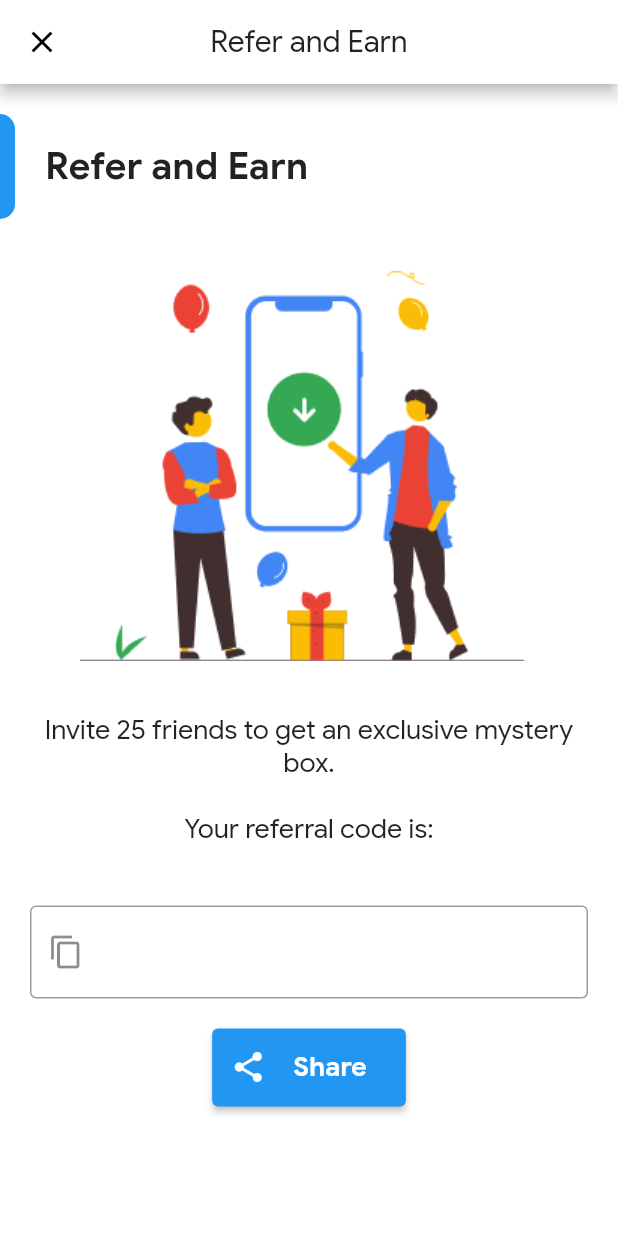
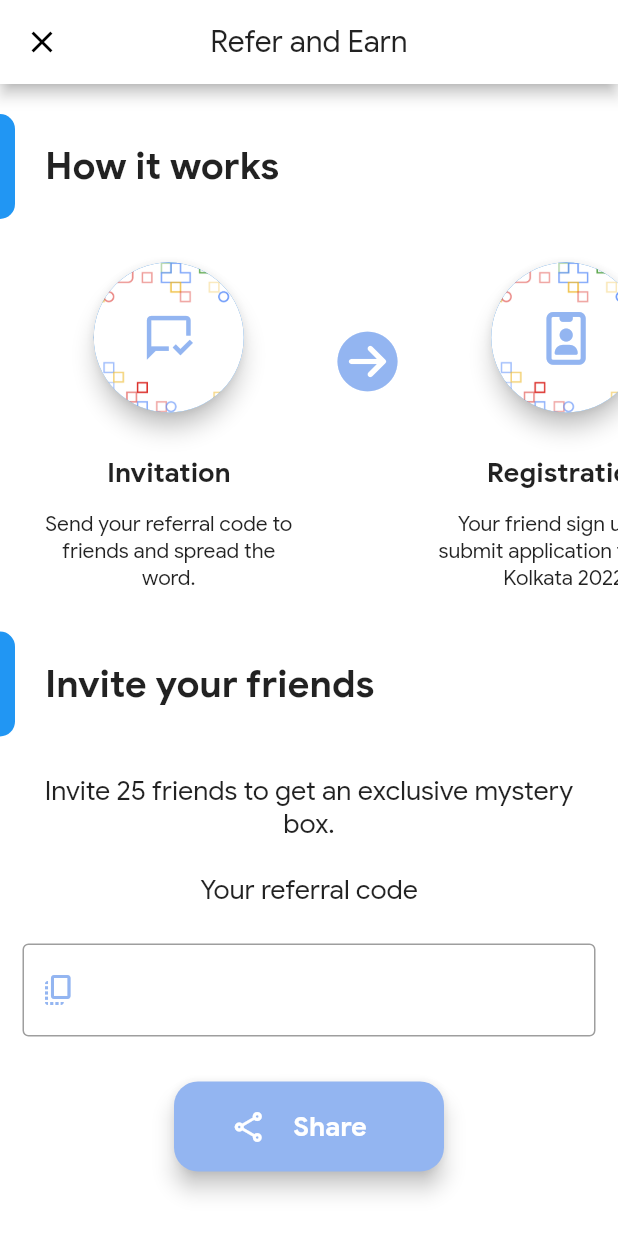
Before and after one commit to gdgcloudkol/gccd-event-app, a Flutter app: the ReferAndEarn screen opened by its route, after a tap on "Share", on a phone screen of 412 x 824 dp. Run offline on Flutter 3.47's test engine with Material 2 defaults, Android fonts, the phone set to English and light mode, and no system bars; our stand-ins replace cached_network_image, cloud_firestore, firebase_auth, firebase_core, firebase_messaging, firebase_storage and 7 more; missing offline and left inert: gif; accounts and stored records are empty.

Commit message:
Created Referral UI Added logic to allow only recent signups to enter referral code
--Shatanik Mahanty <shatanikmahanty@gmail.com>

```diff
--- /dev/null
+++ b/lib/blocs/referral_bloc.dart
@@ -0,0 +1,9 @@
+import 'package:flutter/material.dart';
+
+class ReferralBloc extends ChangeNotifier{
+
+  Future createNewReferral(String uid, String referralCode) async{
+
+  }
+
+}
--- a/lib/entrypoint/navigation_screen.dart
+++ b/lib/entrypoint/navigation_screen.dart
@@ -2,7 +2,7 @@ import 'package:ccd2022app/blocs/auth_bloc.dart';
 import 'package:ccd2022app/blocs/nav_bloc.dart';
 import 'package:ccd2022app/screens/dashboard_screen.dart';
 import 'package:ccd2022app/screens/home_screen.dart';
-import 'package:ccd2022app/screens/refer_and_earn_screen.dart';
+import 'package:ccd2022app/screens/referral/refer_and_earn_screen.dart';
 import 'package:ccd2022app/screens/speakers_screen.dart';
 import 'package:ccd2022app/screens/sponsors/partners_screen.dart';
 import 'package:ccd2022app/services/fcm.dart';
--- a/lib/screens/dashboard_screen.dart
+++ b/lib/screens/dashboard_screen.dart
@@ -1,7 +1,7 @@
 import 'package:ccd2022app/blocs/auth_bloc.dart';
 import 'package:ccd2022app/blocs/ticket_status_bloc.dart';
 import 'package:ccd2022app/screens/form_screen.dart';
-import 'package:ccd2022app/screens/refer_and_earn_screen.dart';
+import 'package:ccd2022app/screens/referral/refer_and_earn_screen.dart';
 import 'package:ccd2022app/screens/view_ticket_screen.dart';
 import 'package:flutter/material.dart';
 import 'package:font_awesome_flutter/font_awesome_flutter.dart';
--- a/lib/screens/refer_and_earn_screen.dart
+++ /dev/null
@@ -1,170 +0,0 @@
-import 'dart:io';
-
-import 'package:ccd2022app/blocs/auth_bloc.dart';
-import 'package:ccd2022app/utils/snackbar.dart';
-import 'package:flutter/material.dart';
-import 'package:flutter/services.dart';
-import 'package:path_provider/path_provider.dart';
-import 'package:provider/provider.dart';
-import 'package:share_plus/share_plus.dart';
-
-class ReferAndEarn extends StatefulWidget {
-  const ReferAndEarn({Key? key}) : super(key: key);
-  static const String routeName = 'refer_and_earn';
-
-  @override
-  State<ReferAndEarn> createState() => _ReferAndEarnState();
-}
-
-class _ReferAndEarnState extends State<ReferAndEarn> {
-  @override
-  Widget build(BuildContext context) {
-    AuthBloc ab = Provider.of<AuthBloc>(context);
-    final TextEditingController _textController = TextEditingController(
-      text: ab.uid,
-    );
-
-    // This function is triggered when the copy icon is pressed
-    Future<void> _copyToClipboard() async {
-      await Clipboard.setData(ClipboardData(text: _textController.text));
-      showSnackBar(context, 'Copied to clipboard');
-    }
-
-    return Scaffold(
-      appBar: AppBar(
-        backgroundColor: Colors.white,
-        centerTitle: true,
-        leading: IconButton(
-            icon: const Icon(
-              Icons.close,
-              color: Colors.black,
-            ),
-            onPressed: () {
-              Navigator.pop(context);
-            }),
-        title: const Text(
-          "Refer and Earn",
-          style: TextStyle(
-              color: Colors.black87, fontFamily: 'GoogleSans', fontSize: 20),
-        ),
-      ),
-      body: Column(
-        crossAxisAlignment: CrossAxisAlignment.center,
-        children: [
-          const SizedBox(
-            height: 20,
-          ),
-          Row(
-            children: [
-              Padding(
-                padding: const EdgeInsets.only(left: 0),
-                child: Container(
-                  decoration: const BoxDecoration(
-                    borderRadius: BorderRadius.only(
-                      topRight: Radius.circular(20),
-                      bottomRight: Radius.circular(20),
-                    ),
-                    color: Colors.blue,
-                  ),
-                  width: 10,
-                  height: 70,
-                ),
-              ),
-              const SizedBox(
-                width: 20,
-              ),
-              const Padding(
-                padding: EdgeInsets.only(right: 25.0),
-                child: Text(
-                  "Refer and Earn",
-                  style: TextStyle(
-                    fontFamily: "GoogleSans",
-                    fontWeight: FontWeight.w700,
-                    fontSize: 25,
-                  ),
-                ),
-              ),
-            ],
-          ),
-          Image.asset(
-            "assets/images/refer.png",
-            height: MediaQuery.of(context).size.height * 0.4,
-          ),
-          const Padding(
-            padding: EdgeInsets.fromLTRB(20, 0, 20, 20),
-            child: Text(
-              "Invite 25 friends to get an exclusive mystery box.\n\nYour referral code is:",
-              textAlign: TextAlign.center,
-              style: TextStyle(
-                fontFamily: "GoogleSans",
-                fontWeight: FontWeight.w500,
-                fontSize: 18,
-              ),
-            ),
-          ),
-          Padding(
-            padding: const EdgeInsets.all(20.0),
-            child: TextField(
-              controller: _textController,
-              readOnly: true,
-              style: const TextStyle(
-                fontFamily: "GoogleSans",
-                fontWeight: FontWeight.w500,
-                fontSize: 18,
-                color: Colors.black87,
-              ),
-              decoration: InputDecoration(
-                prefixIcon: IconButton(
-                  icon: const Icon(Icons.copy),
-                  onPressed: _copyToClipboard,
-                ),
-              ),
-            ),
-          ),
-          ElevatedButton.icon(
-            icon: const Icon(Icons.share),
-            onPressed: () async {
-              final bytes = await rootBundle.load('assets/images/share.png');
-              final list = bytes.buffer.asUint8List();
-
-              final tempDir = await getTemporaryDirectory();
-              final file =
-                  await File('${tempDir.path}/Cloud Community Days 2022.jpg')
-                      .create();
-              file.writeAsBytesSync(list);
-              Share.shareFiles(
-                [file.path],
-                subject: "Cloud Community Days Kolkata 2022",
-                text:
-                    "Hey! Let's join together for the largest developer conclave "
-                    "in eastern India - Cloud Community Days Kolkata to"
-                    " join hundreds of developers and engage with industry experts presenting on cutting edge technology."
-                    'Hurry, get your pass!\n'
-                    '\nWebsite: https://gdgcloud.kolkata.dev/ccd2022/\n\n'
-                    'App: https://play.google.com/store/apps/details?id=com.gdgck.ccd2022',
-              );
-            },
-            style: TextButton.styleFrom(
-              backgroundColor: Colors.blue,
-            ),
-            label: const Padding(
-              padding: EdgeInsets.symmetric(
-                vertical: 15.0,
-                horizontal: 10.0,
-              ),
-              child: Text(
-                'Share',
-                style: TextStyle(
-                  fontFamily: "GoogleSans",
-                  fontWeight: FontWeight.w700,
-                  fontSize: 18,
-                  color: Colors.white,
-                ),
-              ),
-            ),
-          ),
-        ],
-      ),
-    );
-  }
-}
--- /dev/null
+++ b/lib/screens/referral/refer_and_earn_screen.dart
@@ -0,0 +1,295 @@
+import 'dart:io';
+
+import 'package:ccd2022app/blocs/auth_bloc.dart';
+import 'package:ccd2022app/blocs/referral_bloc.dart';
+import 'package:ccd2022app/screens/referral/referral_code_input.dart';
+import 'package:ccd2022app/utils/snackbar.dart';
+import 'package:ccd2022app/widgets/indicator_heading.dart';
+import 'package:flutter/material.dart';
+import 'package:flutter/services.dart';
+import 'package:font_awesome_flutter/font_awesome_flutter.dart';
+import 'package:path_provider/path_provider.dart';
+import 'package:provider/provider.dart';
+import 'package:share_plus/share_plus.dart';
+
+class ReferAndEarn extends StatefulWidget {
+  const ReferAndEarn({Key? key}) : super(key: key);
+  static const String routeName = 'refer_and_earn';
+
+  @override
+  State<ReferAndEarn> createState() => _ReferAndEarnState();
+}
+
+class _ReferAndEarnState extends State<ReferAndEarn> {
+  /// This function is triggered when the copy icon is pressed
+  void _copyToClipboard(String uid) {
+    Clipboard.setData(ClipboardData(text: uid)).then(
+      (value) => showSnackBar(
+        context,
+        'Referral code copied to clipboard',
+      ),
+    );
+  }
+
+  @override
+  Widget build(BuildContext context) {
+    AuthBloc ab = Provider.of<AuthBloc>(context);
+    ReferralBloc rb = Provider.of<ReferralBloc>(context);
+
+    final TextEditingController uidController = TextEditingController(
+      text: ab.uid,
+    );
+
+    return Scaffold(
+      appBar: AppBar(
+        backgroundColor: Colors.white,
+        centerTitle: true,
+        leading: IconButton(
+            icon: const Icon(
+              Icons.close,
+              color: Colors.black,
+            ),
+            onPressed: () {
+              Navigator.pop(context);
+            }),
+        title: const Text(
+          "Refer and Earn",
+          style: TextStyle(
+              color: Colors.black87, fontFamily: 'GoogleSans', fontSize: 20),
+        ),
+      ),
+      body: SingleChildScrollView(
+        physics: const BouncingScrollPhysics(),
+        child: Column(
+          crossAxisAlignment: CrossAxisAlignment.center,
+          children: [
+            const SizedBox(
+              height: 20,
+            ),
+            const IndicatorHeading(
+              title: "How it works",
+              indicatorColor: Colors.blue,
+            ),
+            const SizedBox(
+              height: 25,
+            ),
+            SizedBox(
+              height: 250,
+              child: ListView(
+                physics: const BouncingScrollPhysics(),
+                shrinkWrap: true,
+                scrollDirection: Axis.horizontal,
+                children: [
+                  infoCircle(
+                    "Invitation",
+                    "Send your referral code to friends and spread the word.",
+                    Icons.mark_chat_read_outlined,
+                  ),
+                  const SizedBox(
+                    width: 25,
+                  ),
+                  Column(
+                    children: const [
+                      SizedBox(
+                        height: 50,
+                      ),
+                      Icon(
+                        FontAwesomeIcons.circleArrowRight,
+                        color: Color(0xff93b5f1),
+                        size: 40,
+                      ),
+                    ],
+                  ),
+                  infoCircle(
+                    "Registration",
+                    "Your friend sign up and submit application for CCD Kolkata 2022.",
+                    FontAwesomeIcons.idBadge,
+                  ),
+                  const SizedBox(
+                    width: 25,
+                  ),
+                  nextArrow(),
+                  infoCircle(
+                    "Credit",
+                    "Congratulations! You've earned one referral point 🤩",
+                    FontAwesomeIcons.circleDollarToSlot,
+                    isLast: true,
+                  ),
+                ],
+              ),
+            ),
+            const IndicatorHeading(
+              title: "Invite your friends",
+              indicatorColor: Colors.blue,
+            ),
+            const SizedBox(
+              height: 25,
+            ),
+            const Padding(
+              padding: EdgeInsets.fromLTRB(20, 0, 20, 10),
+              child: Text(
+                "Invite 25 friends to get an exclusive mystery box.\n\nYour referral code",
+                textAlign: TextAlign.center,
+                style: TextStyle(
+                  fontFamily: "GoogleSans",
+                  fontWeight: FontWeight.w500,
+                  fontSize: 18,
+                ),
+              ),
+            ),
+            Padding(
+              padding: const EdgeInsets.all(15.0),
+              child: TextField(
+                controller: uidController,
+                readOnly: true,
+                style: const TextStyle(
+                  fontFamily: "GoogleSans",
+                  fontWeight: FontWeight.w500,
+                  fontSize: 18,
+                  color: Colors.black87,
+                ),
+                decoration: InputDecoration(
+                    prefixIcon: IconButton(
+                      icon: const Icon(
+                        Icons.copy_all,
+                        color: Color(0xff93b5f1),
+                      ),
+                      onPressed: () {
+                        _copyToClipboard(uidController.text);
+                      },
+                    ),
+                    border: const OutlineInputBorder(
+                        borderSide: BorderSide(
+                      color: Color(0xff93b5f1),
+                    ))),
+              ),
+            ),
+            const SizedBox(
+              height: 15,
+            ),
+            SizedBox(
+              width: 180,
+              height: 60,
+              child: ElevatedButton.icon(
+                icon: const Icon(Icons.share_outlined),
+                onPressed: () async {
+                  final bytes =
+                      await rootBundle.load('assets/images/share.png');
+                  final list = bytes.buffer.asUint8List();
+
+                  final tempDir = await getTemporaryDirectory();
+                  final file = await File(
+                          '${tempDir.path}/Cloud Community Days 2022.jpg')
+                      .create();
+                  file.writeAsBytesSync(list);
+                  Share.shareFiles(
+                    [file.path],
+                    subject: "Cloud Community Days Kolkata 2022",
+                    text:
+                        "Hey! Let's join together for the largest developer conclave "
+                        "in eastern India - Cloud Community Days Kolkata to"
+                        " join hundreds of developers and engage with industry experts presenting on cutting edge technology. "
+                        'Here is my referral code: ${uidController.text}\n\nHurry, get your pass!\n'
+                        'Download Link: https://play.google.com/store/apps/details?id=com.gdgck.ccd2022',
+                  );
+                },
+                style: ElevatedButton.styleFrom(
+                  primary: const Color(0xff93b5f1),
+                  elevation: 6,
+                  shape: RoundedRectangleBorder(
+                    borderRadius: BorderRadius.circular(16),
+                  ),
+                ),
+                label: const Padding(
+                  padding: EdgeInsets.symmetric(
+                    vertical: 15.0,
+                    horizontal: 10.0,
+                  ),
+                  child: Text(
+                    'Share',
+                    style: TextStyle(
+                      fontFamily: "GoogleSans",
+                      fontWeight: FontWeight.w700,
+                      fontSize: 18,
+                      color: Colors.white,
+                    ),
+                  ),
+                ),
+              ),
+            ),
+            if (ab.eligibleForReferral) ReferralCodeInput(),
+            const SizedBox(
+              height: 65,
+            ),
+          ],
+        ),
+      ),
+    );
+  }
+
+  Widget infoCircle(String title, String description, IconData icon,
+      {bool isLast = false}) {
+    return Container(
+      margin: EdgeInsets.only(right: isLast ? 25 : 0),
+      padding: const EdgeInsets.only(left: 25, right: 0),
+      width: 200,
+      child: Column(
+        children: [
+          Card(
+            shape: RoundedRectangleBorder(
+                borderRadius: BorderRadius.circular(100)),
+            elevation: 6,
+            child: CircleAvatar(
+              radius: 50,
+              // backgroundColor: const Color(0xfff4f7fe),
+              backgroundImage:
+                  const AssetImage("assets/images/ccd_background.png"),
+              child: Icon(
+                icon,
+                color: const Color(0xff93b5f1),
+                size: 35,
+              ),
+            ),
+          ),
+          const SizedBox(
+            height: 25,
+          ),
+          Text(
+            title,
+            style: const TextStyle(
+              fontFamily: "GoogleSans",
+              fontWeight: FontWeight.w700,
+              fontSize: 18,
+            ),
+          ),
+          const SizedBox(
+            height: 15,
+          ),
+          Text(
+            description,
+            textAlign: TextAlign.center,
+            style: const TextStyle(
+              fontFamily: "GoogleSans",
+              fontSize: 14,
+            ),
+          )
+        ],
+      ),
+    );
+  }
+
+  Widget nextArrow() {
+    return Column(
+      children: const [
+        SizedBox(
+          height: 50,
+        ),
+        Icon(
+          FontAwesomeIcons.circleArrowRight,
+          color: Color(0xff93b5f1),
+          size: 40,
+        ),
+      ],
+    );
+  }
+}
--- a/lib/utils/config.dart
+++ b/lib/utils/config.dart
@@ -17,6 +17,7 @@ class Config {
   static String fsfName = "name";
   static String fsfEmail = "email";
   static String fsfLoginProvider = "loginProvider";
+  static String fsfEligibleForReferral = "eligibleForReferral";
 
   ///End of fields for user ticket application form
 
@@ -49,6 +50,7 @@ class Config {
   static String prefLoggedIn = "loggedIn";
   static String prefName = "name";
   static String prefUID = "uid";
+  static String prefEligibleForReferral = "eligibleForReferral";
   static String prefProfilePicUrl = "profilePicUrl";
   static String prefHasTicket = "hasTicket";
   static String prefTicketRejected = "ticketRejected";
--- /dev/null
+++ b/lib/widgets/indicator_heading.dart
@@ -0,0 +1,44 @@
+import 'package:flutter/material.dart';
+
+class IndicatorHeading extends StatelessWidget {
+  const IndicatorHeading({Key? key, required this.title, required this.indicatorColor}) : super(key: key);
+
+  final String title;
+  final Color indicatorColor;
+
+  @override
+  Widget build(BuildContext context) {
+    return Row(
+      children: [
+        Padding(
+          padding: const EdgeInsets.only(left: 0),
+          child: Container(
+            decoration: BoxDecoration(
+              borderRadius: const BorderRadius.only(
+                topRight: Radius.circular(20),
+                bottomRight: Radius.circular(20),
+              ),
+              color: indicatorColor,
+            ),
+            width: 10,
+            height: 70,
+          ),
+        ),
+        const SizedBox(
+          width: 20,
+        ),
+        Padding(
+          padding: const EdgeInsets.only(right: 25.0),
+          child: Text(
+            title,
+            style: const TextStyle(
+              fontFamily: "GoogleSans",
+              fontWeight: FontWeight.w700,
+              fontSize: 25,
+            ),
+          ),
+        ),
+      ],
+    );
+  }
+}
```
Also changed, not shown: lib/blocs/auth_bloc.dart (+24 -5 lines), lib/main.dart (+5 -2 lines), lib/screens/referral/referral_code_input.dart (added, +112 -0 lines), lib/screens/sponsors/partners_screen.dart (+15 -45 lines), assets/images/refer.png (deleted).
